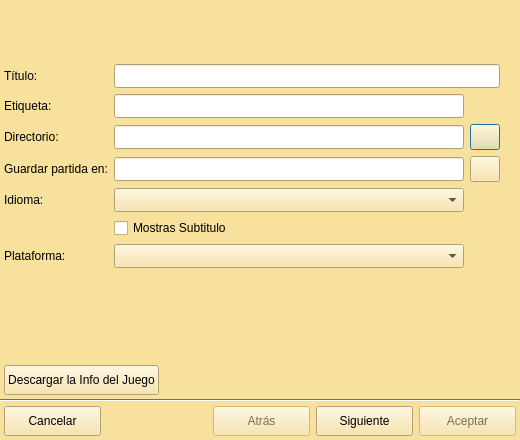
Qt form ui/svmadd.ui (Monthy/gr-lida) before a commit.
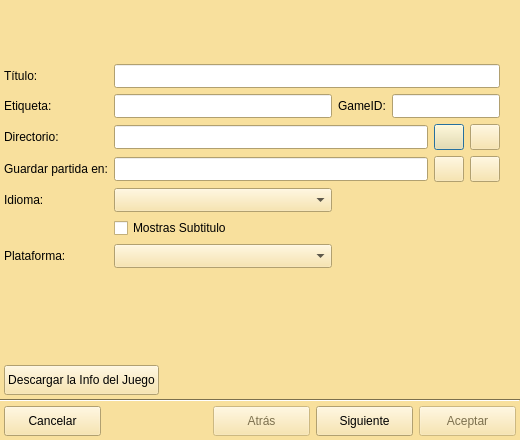
The same form after that commit. The open tabs and pages were chosen to show the change. Icons and pictures are not drawn.

Commit message: Actualizando y añadiendo los nuevos UI: - Nuevo: multimedia.ui donde reproducirá videos y música del juego. - Nuevo: addedit_dosbox.ui separando las distintas partes del addedit_juego.ui para hacerlo mas modular. - Nuevo: addedit_scummvm.ui separando las distintas partes del addedit_juego.ui para hacerlo mas modular. - Nuevo: ruleta.ui donde mostrara los discos o ruletas de protección del juego. - El resto actualiza pequeñas cosas como es el tamaño de la ventana, orden del index, o los layout.

What changed in the file:
```diff
--- a/ui/svmadd.ui
+++ b/ui/svmadd.ui
@@ -380,7 +380,7 @@
   <property name="autoFillBackground" >
    <bool>true</bool>
   </property>
-  <layout class="QVBoxLayout" >
+  <layout class="QVBoxLayout" name="verticalLayout_4" >
    <property name="spacing" >
     <number>0</number>
    </property>
@@ -388,29 +388,55 @@
     <number>0</number>
    </property>
    <item>
-    <widget class="QLabel" name="imgLogoSvm" >
-     <property name="minimumSize" >
-      <size>
-       <width>450</width>
-       <height>60</height>
-      </size>
+    <layout class="QHBoxLayout" name="horizontalLayout_Logo" >
+     <property name="spacing" >
+      <number>0</number>
      </property>
-     <property name="maximumSize" >
-      <size>
-       <width>16777215</width>
-       <height>60</height>
-      </size>
-     </property>
-     <property name="text" >
-      <string/>
-     </property>
-     <property name="pixmap" >
-      <pixmap resource="../res/grlida.qrc" >:/images/wizard_scummvm.png</pixmap>
-     </property>
-     <property name="scaledContents" >
-      <bool>true</bool>
-     </property>
-    </widget>
+     <item>
+      <widget class="QLabel" name="imgLogoSvm" >
+       <property name="minimumSize" >
+        <size>
+         <width>160</width>
+         <height>60</height>
+        </size>
+       </property>
+       <property name="maximumSize" >
+        <size>
+         <width>160</width>
+         <height>60</height>
+        </size>
+       </property>
+       <property name="pixmap" >
+        <pixmap resource="../res/grlida.qrc" >:/images/wizard_scummvm.png</pixmap>
+       </property>
+       <property name="scaledContents" >
+        <bool>false</bool>
+       </property>
+      </widget>
+     </item>
+     <item>
+      <widget class="QLabel" name="imgLogoSvm_bg" >
+       <property name="minimumSize" >
+        <size>
+         <width>0</width>
+         <height>60</height>
+        </size>
+       </property>
+       <property name="maximumSize" >
+        <size>
+         <width>16777215</width>
+         <height>60</height>
+        </size>
+       </property>
+       <property name="pixmap" >
+        <pixmap resource="../res/grlida.qrc" >:/images/wizard_scummvm_bg.png</pixmap>
+       </property>
+       <property name="scaledContents" >
+        <bool>true</bool>
+       </property>
+      </widget>
+     </item>
+    </layout>
    </item>
    <item>
     <widget class="QStackedWidget" name="wizardSvm" >
@@ -424,7 +450,7 @@
       <number>0</number>
      </property>
      <widget class="QWidget" name="page_1" >
-      <layout class="QGridLayout" >
+      <layout class="QGridLayout" name="verticalLayout_0" >
        <property name="margin" >
         <number>4</number>
        </property>
@@ -489,7 +515,7 @@
         <number>4</number>
        </property>
        <item>
-        <layout class="QGridLayout" name="gridLayout" >
+        <layout class="QGridLayout" name="gridLayout_0" >
          <item row="0" column="0" >
           <widget class="QLabel" name="lb_Svm_1" >
            <property name="text" >
@@ -497,7 +523,7 @@
            </property>
           </widget>
          </item>
-         <item row="0" column="1" colspan="2" >
+         <item row="0" column="1" colspan="5" >
           <widget class="QLineEdit" name="txtDatos_Titulo" >
            <property name="minimumSize" >
             <size>
@@ -524,6 +550,29 @@
            </property>
           </widget>
          </item>
+         <item row="1" column="2" >
+          <widget class="QLabel" name="label" >
+           <property name="text" >
+            <string>GameID:</string>
+           </property>
+          </widget>
+         </item>
+         <item row="1" column="3" colspan="3" >
+          <widget class="QLineEdit" name="txtSvm_game" >
+           <property name="minimumSize" >
+            <size>
+             <width>0</width>
+             <height>24</height>
+            </size>
+           </property>
+           <property name="text" >
+            <string/>
+           </property>
+           <property name="readOnly" >
+            <bool>true</bool>
+           </property>
+          </widget>
+         </item>
          <item row="2" column="0" >
           <widget class="QLabel" name="lb_Svm_3" >
            <property name="text" >
@@ -531,7 +580,7 @@
            </property>
           </widget>
          </item>
-         <item row="2" column="1" >
+         <item row="2" column="1" colspan="3" >
           <widget class="QLineEdit" name="txtSvm_path" >
            <property name="minimumSize" >
             <size>
@@ -541,7 +590,7 @@
            </property>
           </widget>
          </item>
-         <item row="2" column="2" >
+         <item row="2" column="4" >
           <widget class="QPushButton" name="btnDirSvm_1" >
            <property name="minimumSize" >
             <size>
@@ -564,6 +613,29 @@
            </property>
           </widget>
          </item>
+         <item row="2" column="5" >
+          <widget class="QPushButton" name="btnDirSvm_1_clear" >
+           <property name="minimumSize" >
+            <size>
+             <width>30</width>
+             <height>26</height>
+            </size>
+           </property>
+           <property name="maximumSize" >
+            <size>
+             <width>30</width>
+             <height>26</height>
+            </size>
+           </property>
+           <property name="text" >
+            <string/>
+           </property>
+           <property name="icon" >
+            <iconset resource="../res/grlida.qrc" >
+             <normaloff>:/img16/limpiar.png</normaloff>:/img16/limpiar.png</iconset>
+           </property>
+          </widget>
+         </item>
          <item row="3" column="0" >
           <widget class="QLabel" name="lb_Svm_4" >
            <property name="text" >
@@ -571,7 +643,7 @@
            </property>
           </widget>
          </item>
-         <item row="3" column="1" >
+         <item row="3" column="1" colspan="3" >
           <widget class="QLineEdit" name="txtSvm_savepath" >
            <property name="minimumSize" >
             <size>
@@ -581,7 +653,7 @@
            </property>
           </widget>
          </item>
-         <item row="3" column="2" >
+         <item row="3" column="4" >
           <widget class="QPushButton" name="btnDirSvm_2" >
            <property name="minimumSize" >
             <size>
@@ -604,6 +676,29 @@
            </property>
           </widget>
          </item>
+         <item row="3" column="5" >
+          <widget class="QPushButton" name="btnDirSvm_2_clear" >
+           <property name="minimumSize" >
+            <size>
+             <width>30</width>
+             <height>26</height>
+            </size>
+           </property>
+           <property name="maximumSize" >
+            <size>
+             <width>30</width>
+             <height>26</height>
+            </size>
+           </property>
+           <property name="text" >
+            <string/>
+           </property>
+           <property name="icon" >
+            <iconset resource="../res/grlida.qrc" >
+             <normaloff>:/img16/limpiar.png</normaloff>:/img16/limpiar.png</iconset>
+           </property>
+          </widget>
+         </item>
          <item row="4" column="0" >
           <widget class="QLabel" name="lb_Svm_5" >
            <property name="text" >
@@ -621,7 +716,7 @@
            </property>
           </widget>
          </item>
-         <item row="5" column="1" >
+         <item row="5" column="1" colspan="5" >
           <widget class="QCheckBox" name="chkSvm_subtitles" >
            <property name="text" >
             <string>Mostras Subtitulo</string>
@@ -1220,7 +1315,7 @@
       </layout>
      </widget>
      <widget class="QWidget" name="page_5" >
-      <layout class="QGridLayout" >
+      <layout class="QGridLayout" name="verticalLayout_1" >
        <property name="margin" >
         <number>4</number>
        </property>
@@ -1262,7 +1357,7 @@
     </widget>
    </item>
    <item>
-    <layout class="QHBoxLayout" >
+    <layout class="QHBoxLayout" name="hLayout_botones" >
      <property name="spacing" >
       <number>6</number>
      </property>
@@ -1287,7 +1382,7 @@
       </widget>
      </item>
      <item>
-      <spacer>
+      <spacer name="hSpacer" >
        <property name="orientation" >
         <enum>Qt::Horizontal</enum>
        </property>
```
Left out of the diff: 95 changed lines with no effect on the pictures. The commit also changes 19 other files.
